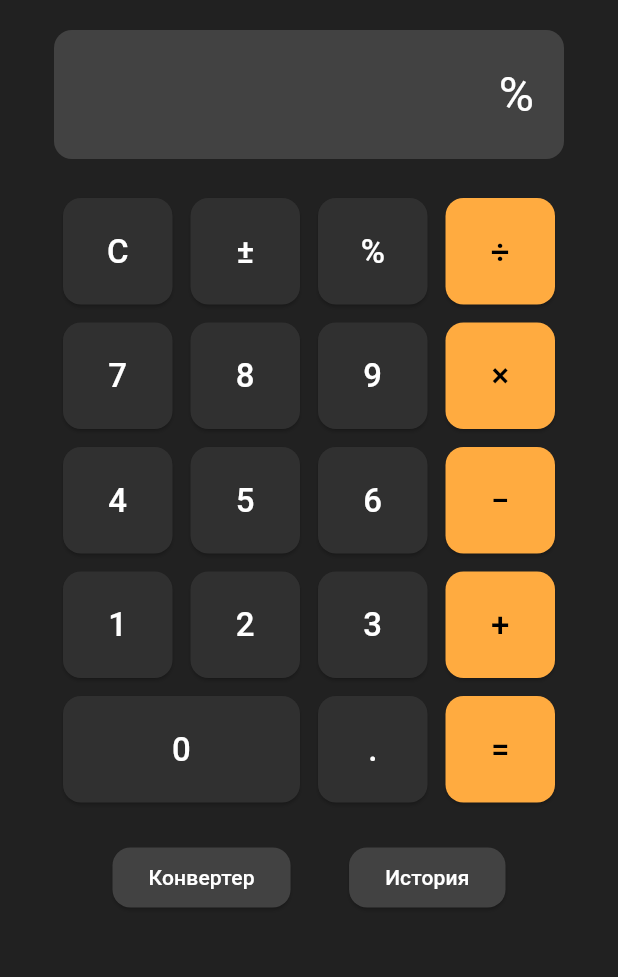
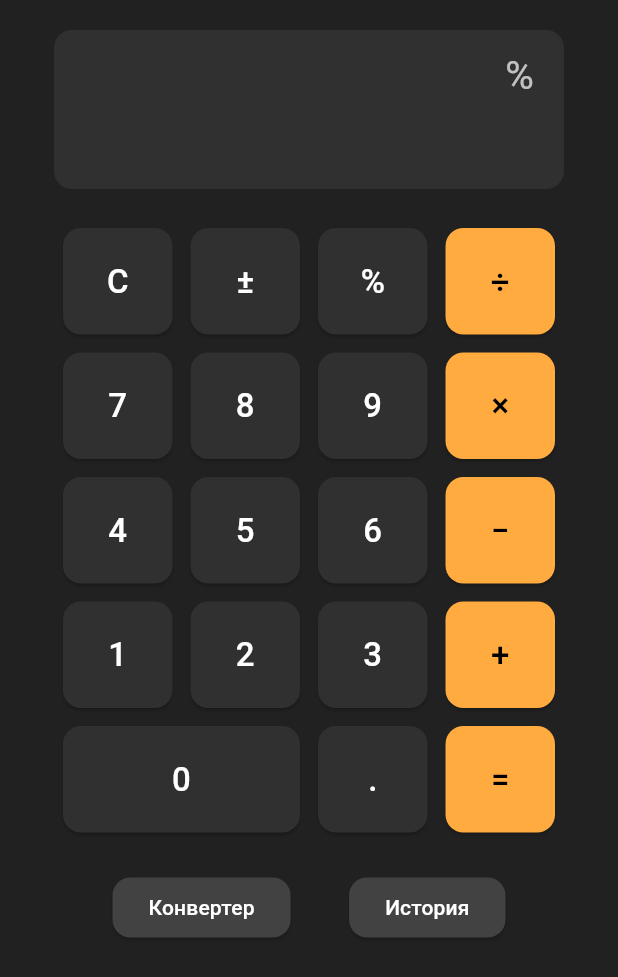
Before and after one commit to JevgeniMaslakov/flutter_calculator_ui, a Flutter app: the screen it shows after launch, after a tap on an icon or button, on a phone screen of 412 x 824 dp. Shown: the top 977 px of the screen. Run offline on Flutter 3.47's test engine with Material 3 defaults, Android fonts, the phone set to English and light mode, and no system bars; our stand-ins replace cloud_firestore, firebase_auth, firebase_core, math_expressions; accounts and stored records are empty; network calls fail; statements that could not run were skipped.

Commit message:
Обновил main.dart: улучшения в логике и UI

```diff
--- a/lib/main.dart
+++ b/lib/main.dart
@@ -39,27 +39,32 @@ class MyApp extends StatelessWidget {
 }
 
 class CalculatorModel {
-  String expression = '';
+  String _expression = '';
   String lastResult = '';
   final uid = FirebaseAuth.instance.currentUser?.uid;
 
+  String get expression => _expression;
+  set expression(String val) => _expression = val;
+
   void input(String val) {
-    if (val == '.' && expression.endsWith('.')) return;
-    expression += val;
+    if (val == '.' && _expression.endsWith('.')) return;
+    _expression += val;
   }
 
   void clear() {
-    expression = '';
+    _expression = '';
     lastResult = '';
   }
 
   Future<String> calculate() async {
     try {
-      final parsed = expression
+      final parsed = _expression
           .replaceAll('×', '*')
           .replaceAll('÷', '/')
           .replaceAll('−', '-')
           .replaceAll(',', '.');
+
+      if (parsed.trim().isEmpty) return '';
 
       Parser p = Parser();
       Expression exp = p.parse(parsed);
@@ -71,14 +76,13 @@ class CalculatorModel {
       if (uid != null) {
         await FirebaseFirestore.instance.collection('history').add({
           'userId': uid,
-          'expression': expression,
+          'expression': _expression,
           'result': fixed.toString(),
           'timestamp': FieldValue.serverTimestamp(),
         });
       }
 
-      expression = '';
-      return fixed.toString();
+      return lastResult;
     } catch (e) {
       print("Ошибка при вычислении: $e");
       return 'Ошибка';
@@ -115,17 +119,19 @@ class _MainPageState extends State<MainPage> {
   final TextEditingController kmController = TextEditingController();
   String miles = '0 миль';
   String expression = '';
+  String result = '';
 
   void handleButton(String value) {
     setState(() {
       if (value == 'C') {
         model.clear();
         expression = '';
+        result = '';
       } else if (value == '=') {
-        final currentExpression = model.expression;
-        model.calculate().then((result) {
+        final current = model.expression;
+        model.calculate().then((res) {
           setState(() {
-            expression = '$currentExpression = $result';
+            result = res;
           });
         });
       } else if (value == '±') {
@@ -135,9 +141,9 @@ class _MainPageState extends State<MainPage> {
             final number = match.group(0)!;
             final negated = number.startsWith('-') ? number.substring(1) : '-$number';
             model.expression = model.expression.substring(0, match.start) + negated;
-            expression = model.expression;
           }
         }
+        expression = model.expression;
       } else {
         model.input(value);
         expression = model.expression;
@@ -168,14 +174,22 @@ class _MainPageState extends State<MainPage> {
       children: [
         Container(
           alignment: Alignment.centerRight,
-          padding: EdgeInsets.all(20),
-          margin: EdgeInsets.only(bottom: 20),
+          padding: EdgeInsets.symmetric(horizontal: 20, vertical: 12),
           decoration: BoxDecoration(
-            color: Colors.grey[800],
+            color: Colors.grey[850],
             borderRadius: BorderRadius.circular(12),
           ),
-          child: Text(expression.isEmpty ? '0' : expression, style: TextStyle(fontSize: 32, color: Colors.white)),
+          child: Column(
+            crossAxisAlignment: CrossAxisAlignment.end,
+            children: [
+              Text(expression.isEmpty ? '0' : expression,
+                  style: TextStyle(fontSize: 26, color: Colors.white70)),
+              Text(result.isEmpty ? '' : '= $result',
+                  style: TextStyle(fontSize: 32, color: Colors.white, fontWeight: FontWeight.bold)),
+            ],
+          ),
         ),
+        SizedBox(height: 20),
         ...[
           ['C', '±', '%', '÷'],
           ['7', '8', '9', '×'],
@@ -308,7 +322,7 @@ class _MainPageState extends State<MainPage> {
                 },
                 child: Text('Очистить историю'),
               ),
-              SizedBox(height: 10),
+              SizedBox(height: 16),
               ElevatedButton(
                 onPressed: () => setState(() => screen = ScreenType.calculator),
                 child: Text('Назад'),
```
